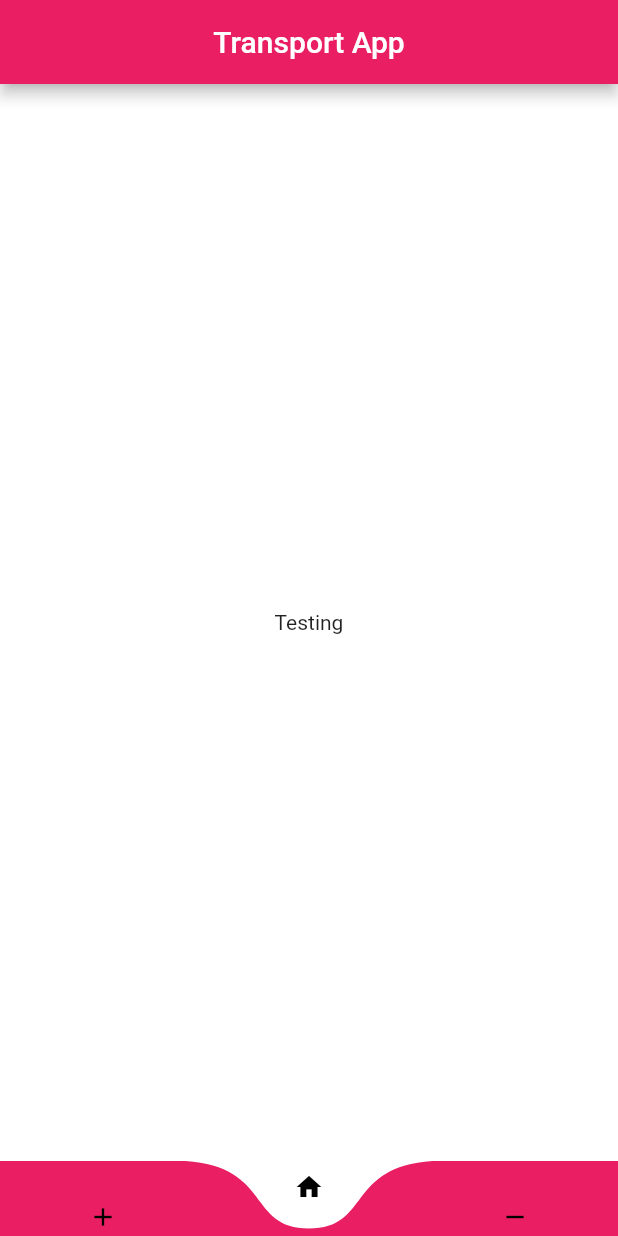
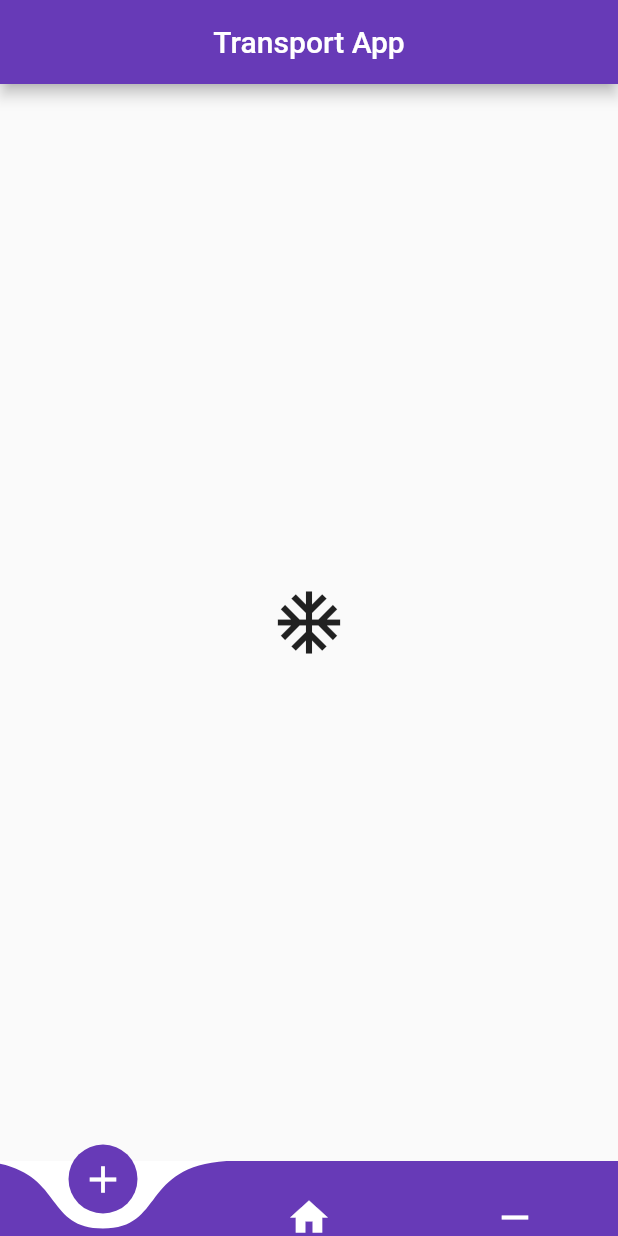
Before and after one commit to abhisht51/transport-app, a Flutter app: the screen it shows after launch, on a phone screen of 412 x 824 dp. Run offline on Flutter 3.47's test engine with Material 2 defaults, Android fonts, the phone set to English and light mode, and no system bars; drawn by our look-alikes of curved_navigation_bar.

Commit message:
File Structure

```diff
--- /dev/null
+++ b/lib/HomePage.dart
@@ -0,0 +1,79 @@
+import 'package:flutter/material.dart';
+import 'package:curved_navigation_bar/curved_navigation_bar.dart';
+import 'Screens/FromSNU.dart';
+import 'Screens/History.dart';
+import 'Screens/ToSNU.dart';
+
+class MyHomePage extends StatefulWidget {
+  MyHomePage({Key key, this.title}) : super(key: key);
+
+  final String title;
+
+  @override
+  _MyHomePageState createState() => _MyHomePageState();
+}
+
+class _MyHomePageState extends State<MyHomePage> {
+  List<Map> _screens = [
+    {
+      "child": ToSNU(),
+      "icon": Icon(
+        Icons.add,
+        size: 30,
+        color: Colors.white,
+      )
+    },
+    {
+      "child": FromSNU(),
+      "icon": Icon(
+        Icons.home,
+        size: 30,
+        color: Colors.white,
+      )
+    },
+    {
+      "child": History(),
+      "icon": Icon(
+        Icons.remove,
+        size: 30,
+        color: Colors.white,
+      )
+    }
+  ];
+
+  int _currentIndex = 0;
+
+  @override
+  Widget build(BuildContext context) {
+    return SafeArea(
+      child: Scaffold(
+        appBar: AppBar(
+          title: Text(widget.title),
+          centerTitle: true,
+        ),
+        body: _screens[_currentIndex]['child'],
+        bottomNavigationBar: CurvedNavigationBar(
+          color: Colors.deepPurple,
+
+          backgroundColor: Colors.white,
+          buttonBackgroundColor: Colors.deepPurple,
+          height: 50,
+          items: <Widget>[
+            Icon(Icons.add, size: 30, color: Colors.white),
+            Icon(Icons.home, size: 30, color: Colors.white),
+            Icon(Icons.remove, size: 30, color: Colors.white),
+          ],
+          index: _currentIndex, // For the default option (currently home)
+          animationDuration: Duration(milliseconds: 350),
+          animationCurve: Curves.decelerate,
+          onTap: (index) {
+            print("Current Index is: $index");
+            setState(() {
+              _currentIndex = index;
+            });
+          },
+        ),
+      ),
+    );
+  }
+}
--- /dev/null
+++ b/lib/Screens/FromSNU.dart
@@ -0,0 +1,15 @@
+import 'package:flutter/material.dart';
+
+class FromSNU extends StatefulWidget {
+  @override
+  _FromSNUState createState() => _FromSNUState();
+}
+
+class _FromSNUState extends State<FromSNU> {
+  @override
+  Widget build(BuildContext context) {
+    return Center(
+      child: Icon(Icons.satellite, size: 50)
+    );
+  }
+}
--- /dev/null
+++ b/lib/Screens/History.dart
@@ -0,0 +1,15 @@
+import 'package:flutter/material.dart';
+
+class History extends StatefulWidget {
+  @override
+  _HistoryState createState() => _HistoryState();
+}
+
+class _HistoryState extends State<History> {
+  @override
+  Widget build(BuildContext context) {
+    return Center(
+      child: Icon(Icons.accessibility, size: 50,)
+    );
+  }
+}
--- /dev/null
+++ b/lib/Screens/ToSNU.dart
@@ -0,0 +1,15 @@
+import 'package:flutter/material.dart';
+
+class ToSNU extends StatefulWidget {
+  @override
+  _ToSNUState createState() => _ToSNUState();
+}
+
+class _ToSNUState extends State<ToSNU> {
+  @override
+  Widget build(BuildContext context) {
+    return Center(
+      child: Icon(Icons.ac_unit, size: 50)
+    );
+  }
+}
--- a/lib/main.dart
+++ b/lib/main.dart
@@ -1,5 +1,5 @@
-import 'package:curved_navigation_bar/curved_navigation_bar.dart';
 import 'package:flutter/material.dart';
+import 'HomePage.dart';
 
 void main() {
   runApp(MyApp());
@@ -12,82 +12,13 @@ class MyApp extends StatelessWidget {
     return MaterialApp(
       title: 'Transport App',
       theme: ThemeData(
-        primarySwatch: Colors.pink,
+        primarySwatch: Colors.deepPurple,
         visualDensity: VisualDensity.adaptivePlatformDensity,
       ),
       home: MyHomePage(
         title: 'Transport App',
-
       ),
+      debugShowCheckedModeBanner: false,
     );
   }
 }
-
-class MyHomePage extends StatefulWidget {
-  MyHomePage({Key key, this.title}) : super(key: key);
-
-  final String title;
-
-  @override
-  _MyHomePageState createState() => _MyHomePageState();
-}
-
-class _MyHomePageState extends State<MyHomePage> {
-  int _counter = 0;
-
-  // TabItem currentTab = TabItem.red;
-
-  void _incrementCounter() {
-    setState(() {
-      _counter++;
-    });
-  }
-
-  @override
-  Widget build(BuildContext context) {
-    return Scaffold(
-      appBar: AppBar(
-        title: Text(widget.title),
-        centerTitle: true,
-      ),
-      body: Container(
-        color: Colors.white,
-        height: MediaQuery.of(context).size.height,
-        width: MediaQuery.of(context).size.width,
-        child: Column(
-          mainAxisAlignment: MainAxisAlignment.center,
-          children: <Widget>[
-            Text(
-              "Testing",
-              style: TextStyle(
-                // color: Colors.redAccent,
-              ),
-            )
-          ],
-        ),
-      ),
-      bottomNavigationBar: CurvedNavigationBar(
-        color: Colors.pink,
-        backgroundColor: Colors.white,
-        buttonBackgroundColor: Colors.white ,
-        height: 50,
-        items: <Widget>[
-          Icon(Icons.add,size:20,color:Colors.black),
-          Icon(Icons.home,size:20,color:Colors.black),
-          Icon(Icons.remove,size:20,color:Colors.black),
-        ],
-        index: 1, // For the default option (currently home)
-        animationDuration: Duration(milliseconds: 200),
-        animationCurve: Curves.decelerate,
-        onTap: (index){
-          debugPrint("Current Index is: $index");
-
-        },
-
-
-      ),
-    );
-  }
-}
-
-_getNavBar(context) {}
```
Also changed, not shown: pubspec.lock.
